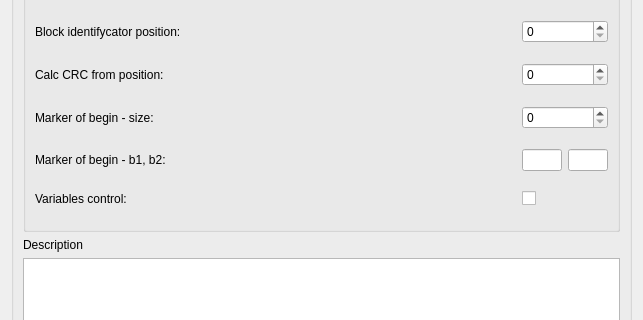
This is settingsdialog.ui in nghtsnw/etrodiag as Qt 5 draws it before an edit; both pictures show x 0 to 643 and y 106 to 426 of the 643 by 713 pixel window. The edited form follows.
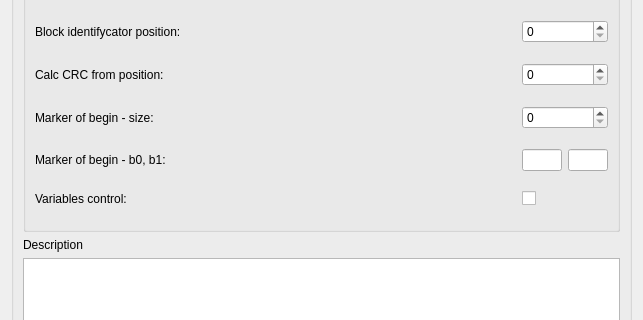
This is the edited form.

The edit to the form file:
```diff
--- a/settingsdialog.ui
+++ b/settingsdialog.ui
@@ -75,7 +75,7 @@
         </property>
         <layout class="QGridLayout" name="gridLayout_6">
          <item row="4" column="1">
-          <widget class="QLineEdit" name="b1MarkerLineEdit">
+          <widget class="QLineEdit" name="b0MarkerLineEdit">
            <property name="sizePolicy">
             <sizepolicy hsizetype="Preferred" vsizetype="Fixed">
              <horstretch>0</horstretch>
@@ -93,7 +93,7 @@
          <item row="4" column="0">
           <widget class="QLabel" name="markerBeginLabel">
            <property name="text">
-            <string>Marker of begin - b1, b2:</string>
+            <string>Marker of begin - b0, b1:</string>
            </property>
           </widget>
          </item>
@@ -149,7 +149,7 @@
           </widget>
          </item>
          <item row="4" column="2">
-          <widget class="QLineEdit" name="b2MarkerLineEdit">
+          <widget class="QLineEdit" name="b1MarkerLineEdit">
            <property name="sizePolicy">
             <sizepolicy hsizetype="Preferred" vsizetype="Fixed">
              <horstretch>0</horstretch>
```
